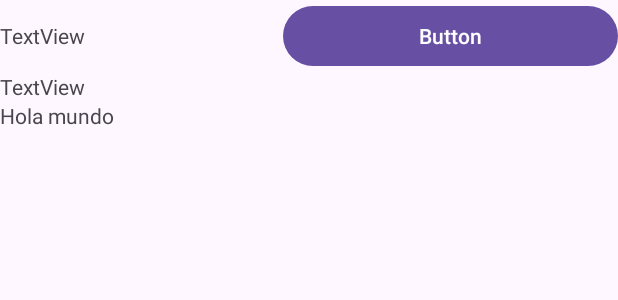
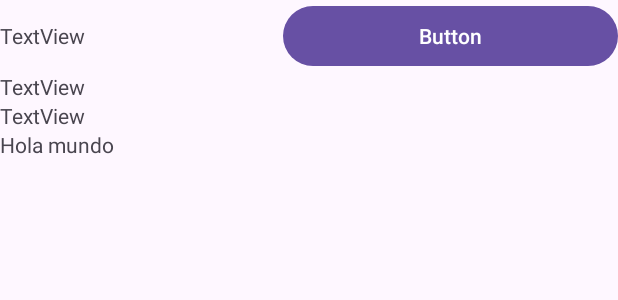
Before and after one commit to sergiomedinaio/AplicacionNueva, an Android app: the layout activity_main.xml on its own in the app's theme, with its tools: preview values and no code run, on a phone screen of 412 x 824 dp. Shown: the top 300 px of the screen. Run offline under Robolectric (Android 15) with nearby library versions, the phone set to English and light mode, and no system bars.

Commit message:
feat: add layout on runtime

```diff
--- a/app/src/main/res/layout/activity_main.xml
+++ b/app/src/main/res/layout/activity_main.xml
@@ -43,6 +43,11 @@
                 android:layout_width="wrap_content"
                 android:layout_height="wrap_content"
                 android:text="TextView" />
+            <TextView
+                android:id="@+id/textView3"
+                android:layout_width="wrap_content"
+                android:layout_height="wrap_content"
+                android:text="TextView" />
 
             <TextView
                 android:id="@+id/main_text"
```
Also changed, not shown: app/src/main/java/ar/edu/davinci/aplicacionnueva/MainActivity.java (+9 -1 lines).
